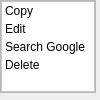
Above: Uis/ListContextUi.ui from nabil-bot/kontho-2023 before the change. Below: the same form after it.
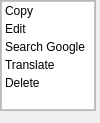
That is the form after the change.

```diff
--- a/Uis/ListContextUi.ui
+++ b/Uis/ListContextUi.ui
@@ -7,7 +7,7 @@
     <x>0</x>
     <y>0</y>
     <width>100</width>
-    <height>100</height>
+    <height>123</height>
    </rect>
   </property>
   <property name="windowTitle">
@@ -19,7 +19,7 @@
      <x>0</x>
      <y>0</y>
      <width>96</width>
-     <height>93</height>
+     <height>111</height>
     </rect>
    </property>
    <property name="frameShape">
@@ -76,6 +76,11 @@
         <string>Search Google</string>
        </property>
       </item>
+      <item>
+       <property name="text">
+        <string>Translate</string>
+       </property>
+      </item>
       <item>
        <property name="text">
         <string>Delete</string>
```
